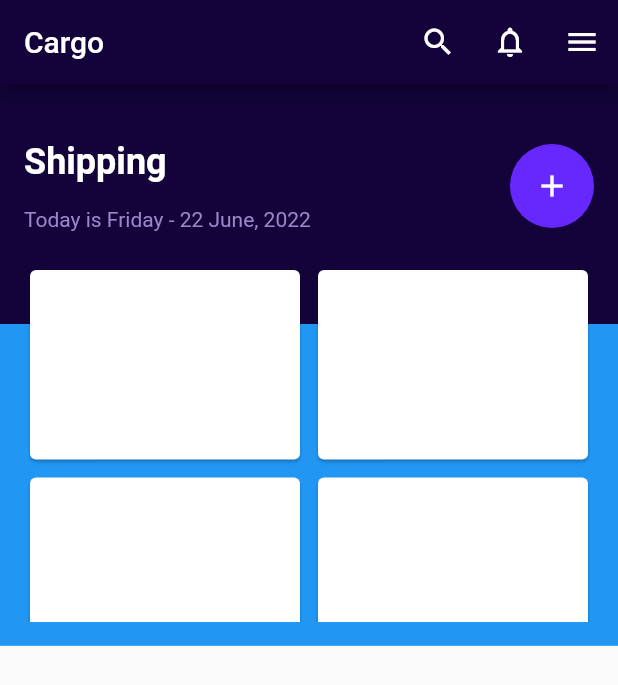
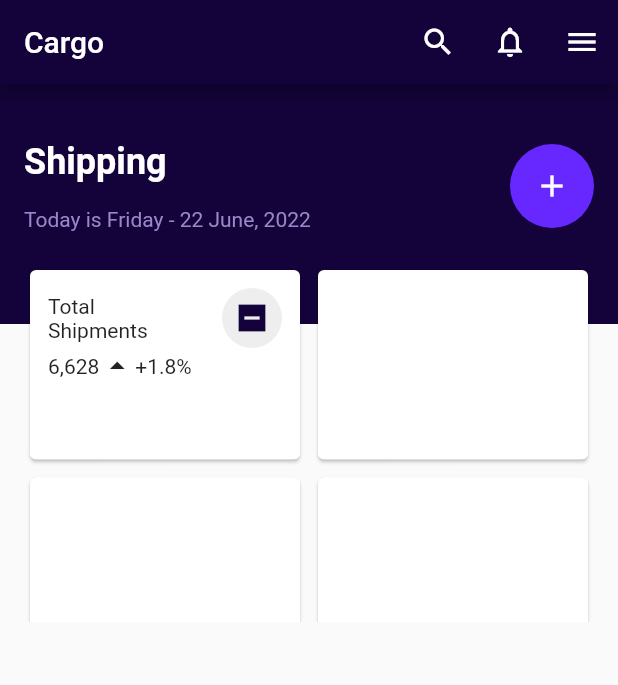
Before and after one commit to JAICHANGPARK/flutter_notebook_chapter_24, a Flutter app: the CargoShippingMainPage screen opened directly, on a phone screen of 412 x 824 dp. Shown: the top 685 px of the screen. Run offline on Flutter 3.47's test engine with Material 2 defaults, Android fonts, the phone set to English and light mode, and no system bars.

Commit message:
Update cargo_shipping_main_page.dart

```diff
--- a/lib/ep1351_cargo_shipping_app/view/cargo_shipping_main_page.dart
+++ b/lib/ep1351_cargo_shipping_app/view/cargo_shipping_main_page.dart
@@ -42,7 +42,6 @@ class _CargoShippingMainPageState extends State<CargoShippingMainPage> {
           children: [
             Container(
               height: MediaQuery.of(context).size.height / 2.2,
-              color: Colors.blue,
               child: Stack(
                 children: [
                   Positioned(
@@ -103,7 +102,37 @@ class _CargoShippingMainPageState extends State<CargoShippingMainPage> {
                       mainAxisSpacing: 4,
                       childAspectRatio: 1.4,
                       children: [
-                        Card(),
+                        Card(
+                          child: Padding(
+                            padding: const EdgeInsets.all(12.0),
+                            child: Column(
+                              children: [
+                                Row(
+                                  mainAxisAlignment: MainAxisAlignment.spaceBetween,
+                                  children: [
+                                    Text(
+                                      "Total\nShipments",
+                                      maxLines: 2,
+                                    ),
+                                    CircleAvatar(
+                                      backgroundColor: Colors.grey[200],
+                                      foregroundColor: _primaryColor,
+                                      child: Icon(Icons.indeterminate_check_box_sharp),
+                                    ),
+                                  ],
+                                ),
+
+                                Row(
+                                  children: [
+                                    Text("6,628"),
+                                    Icon(Icons.arrow_drop_up,),
+                                    Text("+1.8%")
+                                  ],
+                                )
+                              ],
+                            ),
+                          ),
+                        ),
                         Card(),
                         Card(),
                         Card(),
```
